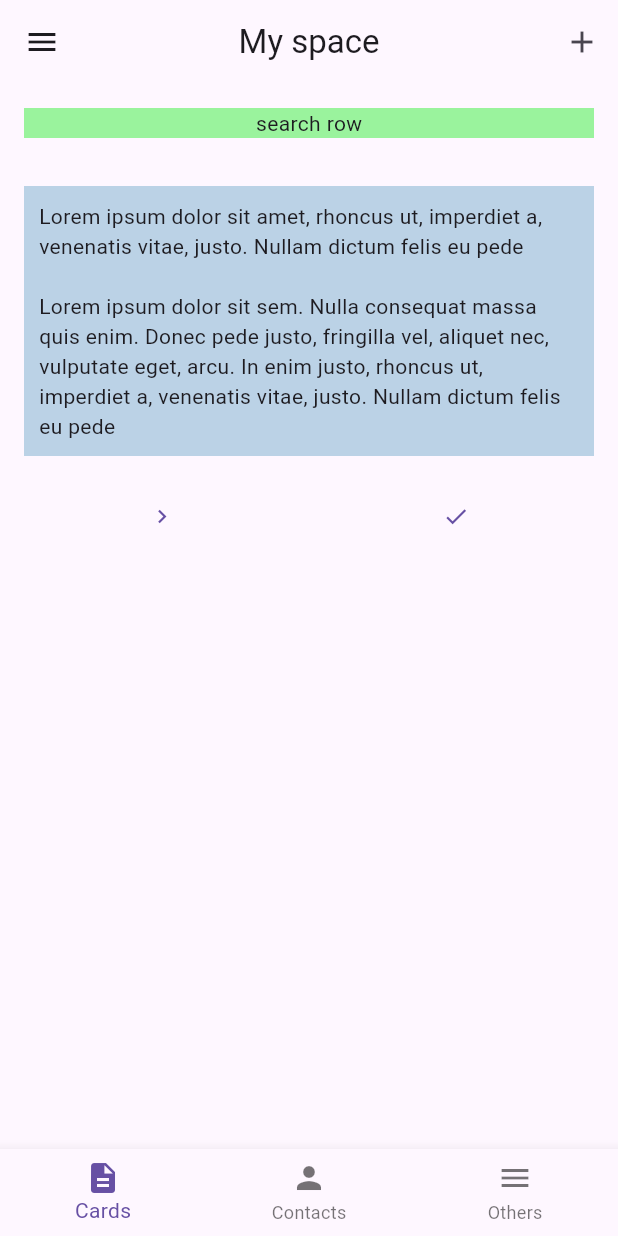
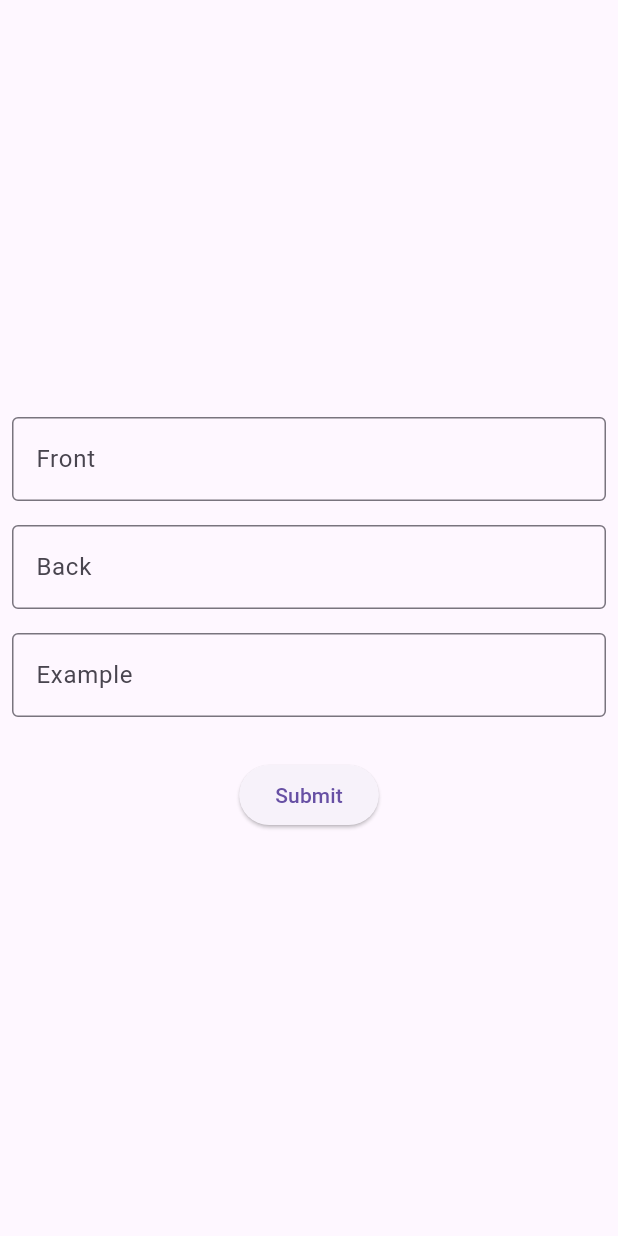
Before and after one commit to mkizhevsk/tf_mobile, a Flutter app: the screen it shows after launch, after a tap on the "add" icon, on a phone screen of 412 x 824 dp. Run offline on Flutter 3.47's test engine with Material 3 defaults, Android fonts, the phone set to English and light mode, and no system bars; our stand-ins replace sqflite; accounts and stored records are empty.

Commit message:
some changes

```diff
--- /dev/null
+++ b/lib/assets/constants.dart
@@ -0,0 +1,5 @@
+const String idType = "INTEGER PRIMARY KEY AUTOINCREMENT";
+const String textTypeNullable = "TEXT";
+const String textType = "TEXT NOT NULL";
+const String intTypeNullable = "INTEGER";
+const String boolType = "BOOLEAN NOT NULL";
--- a/lib/database/app_database.dart
+++ b/lib/database/app_database.dart
@@ -1,6 +1,8 @@
 import 'package:sqflite/sqflite.dart';
 import 'package:path/path.dart';
 import 'package:tf_mobile/model/task.dart';
+import 'package:tf_mobile/model/card.dart';
+import 'package:tf_mobile/assets/constants.dart' as constants;
 
 const String fileName = "tasks_database.db";
 
@@ -19,12 +21,23 @@ class AppDatabase {
 
   Future _createDB(Database db, int version) async {
     await db.execute('''
-      CREATE TABLE $tableName (
-        $idField $idType,
-        $titleField $textType,
-        $descriptionField $textTypeNullable,
-        $dueDateField $textType,
-        $isDoneField $boolType
+      CREATE TABLE $taskTableName (
+        $taskIdField ${constants.idType},
+        $taskTitleField ${constants.textType},
+        $taskDescriptionField ${constants.textTypeNullable},
+        $taskDueDateField ${constants.textType},
+        $taskIsDoneField ${constants.boolType}
+      )
+    ''');
+    await db.execute('''
+      CREATE TABLE $cardTableName (
+        $cardIdField ${constants.idType},
+        $cardInternalCodeField ${constants.textType},
+        $cardEditDateTimeField ${constants.textType},
+        $cardFrontField ${constants.textTypeNullable},
+        $cardBackField ${constants.textTypeNullable},
+        $cardExampleField ${constants.textTypeNullable},
+        $cardStatusField ${constants.intTypeNullable}
       )
     ''');
   }
@@ -35,31 +48,64 @@ class AppDatabase {
     return await openDatabase(path, version: 1, onCreate: _createDB);
   }
 
+  // Card
+  Future<CardEntity> createCard(CardEntity card) async {
+    final db = await instance.database;
+    final id = await db.insert(cardTableName, card.toJson());
+    return card.copyWith(id: id);
+  }
+
+  Future<CardEntity> getCard(int cardId) async {
+    final db = await instance.database;
+    final result =
+        await db.query(cardTableName, where: 'id = ?', whereArgs: [cardId]);
+    return result.map((json) => CardEntity.fromJson(json)).first;
+  }
+
+  Future<List<CardEntity>> getCards() async {
+    final db = await instance.database;
+    final result =
+        await db.query(cardTableName, orderBy: "$cardEditDateTimeField DESC");
+    return result.map((json) => CardEntity.fromJson(json)).toList();
+  }
+
+  Future<int> updateCard(CardEntity card) async {
+    final db = await instance.database;
+    return await db.update(
+      cardTableName,
+      card.toJson(),
+      where: "$cardIdField = ?",
+      whereArgs: [card.id],
+    );
+  }
+
+  // Task
   Future<Task> createTask(Task task) async {
     final db = await instance.database;
-    final id = await db.insert(tableName, task.toJson());
+    final id = await db.insert(taskTableName, task.toJson());
     return task.copyWith(id: id);
   }
 
   Future<Task> getTask(int taskId) async {
     final db = await instance.database;
-    final result = await db.query(tableName,
-        where: 'id = ?', whereArgs: [taskId]); //(tableName, task.toJson());
+    final result =
+        await db.query(taskTableName, where: 'id = ?', whereArgs: [taskId]);
     return result.map((json) => Task.fromJson(json)).first;
   }
 
-  Future<List<Task>> readAllTasks() async {
+  Future<List<Task>> getTasks() async {
     final db = await instance.database;
-    final result = await db.query(tableName, orderBy: "$dueDateField DESC");
+    final result =
+        await db.query(taskTableName, orderBy: "$taskDueDateField DESC");
     return result.map((json) => Task.fromJson(json)).toList();
   }
 
   Future<int> updateTask(Task task) async {
     final db = await instance.database;
     return await db.update(
-      tableName,
+      taskTableName,
       task.toJson(),
-      where: "$idField = ?",
+      where: "$taskIdField = ?",
       whereArgs: [task.id],
     );
   }
--- a/lib/model/card.dart
+++ b/lib/model/card.dart
@@ -1,40 +1,40 @@
-import 'package:flutter/foundation.dart';
+//import 'package:flutter/foundation.dart';
 
-const String tableName = "card";
+const String cardTableName = "card";
 
-const String idField = "id";
-const String internalCodeField = "internal_code";
-const String editDateTimeField = "edit_date_time";
-const String frontField = "front";
-const String backField = "back";
-const String exampleField = "example";
-const String statusField = "status";
+const String cardIdField = "id";
+const String cardInternalCodeField = "internal_code";
+const String cardEditDateTimeField = "edit_date_time";
+const String cardFrontField = "front";
+const String cardBackField = "back";
+const String cardExampleField = "example";
+const String cardStatusField = "status";
 
 const List<String> cardColumns = [
-  idField,
-  internalCodeField,
-  editDateTimeField,
-  frontField,
-  backField,
-  exampleField,
-  statusField,
+  cardIdField,
+  cardInternalCodeField,
+  cardEditDateTimeField,
+  cardFrontField,
+  cardBackField,
+  cardExampleField,
+  cardStatusField,
 ];
 
-const String idType = "INTEGER PRIMARY KEY AUTOINCREMENT";
-const String textTypeNullable = "TEXT";
-const String textType = "TEXT NOT NULL";
-const String intType = "INTEGER";
+// const String idType = "INTEGER PRIMARY KEY AUTOINCREMENT";
+// const String textTypeNullable = "TEXT";
+// const String textType = "TEXT NOT NULL";
+//
 
-class Card {
+class CardEntity {
   int? id;
-  late String internalCode;
-  late DateTime editDateTime;
+  String internalCode;
+  DateTime editDateTime;
   String? front;
   String? back;
   String? example;
-  int? status;
+  int? status; // Состояние: 0 - не выучено, 1 - выучено
 
-  Card({
+  CardEntity({
     this.id,
     required this.internalCode,
     required this.editDateTime,
@@ -44,27 +44,27 @@ class Card {
     this.status,
   });
 
-  static Card fromJson(Map<String, dynamic> json) => Card(
-        id: json[idField] as int?,
-        internalCode: json[internalCodeField] as String,
-        editDateTime: DateTime.parse(json[editDateTimeField] as String),
-        front: json[frontField] as String?,
-        back: json[backField] as String?,
-        example: json[exampleField] as String?,
-        status: json[statusField] as int?,
+  static CardEntity fromJson(Map<String, dynamic> json) => CardEntity(
+        id: json[cardIdField] as int?,
+        internalCode: json[cardInternalCodeField] as String,
+        editDateTime: DateTime.parse(json[cardEditDateTimeField] as String),
+        front: json[cardFrontField] as String?,
+        back: json[cardBackField] as String?,
+        example: json[cardExampleField] as String?,
+        status: json[cardStatusField] as int?,
       );
 
   Map<String, dynamic> toJson() => {
-        idField: id,
-        internalCodeField: internalCode,
-        editDateTimeField: editDateTime.toIso8601String(),
-        frontField: front,
-        backField: back,
-        exampleField: example,
-        statusField: status,
+        cardIdField: id,
+        cardInternalCodeField: internalCode,
+        cardEditDateTimeField: editDateTime.toIso8601String(),
+        cardFrontField: front,
+        cardBackField: back,
+        cardExampleField: example,
+        cardStatusField: status,
       };
 
-  Card copyWith({
+  CardEntity copyWith({
     int? id,
     String? internalCode,
     DateTime? editDateTime,
@@ -73,7 +73,7 @@ class Card {
     String? example,
     int? status,
   }) =>
-      Card(
+      CardEntity(
         id: id ?? this.id,
         internalCode: internalCode ?? this.internalCode,
         editDateTime: editDateTime ?? this.editDateTime,
@@ -85,6 +85,6 @@ class Card {
 
   @override
   String toString() {
-    return '$id, $internalCode, $, $dueDate, $isDone';
+    return '$id, $internalCode, $editDateTime, $front, $back, $example, $status';
   }
 }
--- a/lib/model/task.dart
+++ b/lib/model/task.dart
@@ -1,23 +1,18 @@
-const String tableName = "tasks";
+const String taskTableName = "tasks";
 
-const String idField = "id";
-const String titleField = "title";
-const String descriptionField = "description";
-const String dueDateField = "due_date";
-const String isDoneField = "is_done";
+const String taskIdField = "id";
+const String taskTitleField = "title";
+const String taskDescriptionField = "description";
+const String taskDueDateField = "due_date";
+const String taskIsDoneField = "is_done";
 
 const List<String> taskColumns = [
-  idField,
-  titleField,
-  descriptionField,
-  dueDateField,
-  isDoneField,
+  taskIdField,
+  taskTitleField,
+  taskDescriptionField,
+  taskDueDateField,
+  taskIsDoneField,
 ];
-
-const String boolType = "BOOLEAN NOT NULL";
-const String idType = "INTEGER PRIMARY KEY AUTOINCREMENT";
-const String textTypeNullable = "TEXT";
-const String textType = "TEXT NOT NULL";
 
 class Task {
   int? id;
@@ -35,19 +30,19 @@ class Task {
   });
 
   static Task fromJson(Map<String, dynamic> json) => Task(
-        id: json[idField] as int?,
-        title: json[titleField] as String,
-        description: json[descriptionField] as String?,
-        dueDate: DateTime.parse(json[dueDateField] as String),
-        isDone: json[isDoneField] == 1,
+        id: json[taskIdField] as int?,
+        title: json[taskTitleField] as String,
+        description: json[taskDescriptionField] as String?,
+        dueDate: DateTime.parse(json[taskDueDateField] as String),
+        isDone: json[taskIsDoneField] == 1,
       );
 
   Map<String, dynamic> toJson() => {
-        idField: id,
-        titleField: title,
-        descriptionField: description,
-        dueDateField: dueDate.toIso8601String(),
-        isDoneField: isDone ? 1 : 0,
+        taskIdField: id,
+        taskTitleField: title,
+        taskDescriptionField: description,
+        taskDueDateField: dueDate.toIso8601String(),
+        taskIsDoneField: isDone ? 1 : 0,
       };
 
   Task copyWith({
--- /dev/null
+++ b/lib/screens/card_form.dart
@@ -0,0 +1,88 @@
+import 'package:flutter/material.dart';
+import 'package:tf_mobile/screens/cards.dart';
+import 'package:tf_mobile/database/app_database.dart';
+import 'package:tf_mobile/model/card.dart';
+
+class CardForm extends StatefulWidget {
+  int cardId;
+
+  CardForm(this.cardId);
+
+  @override
+  State<StatefulWidget> createState() => _CardFormState();
+}
+
+class _CardFormState extends State<CardForm> {
+  final AppDatabase db = AppDatabase.instance;
+  TextEditingController _front = new TextEditingController();
+  TextEditingController _back = new TextEditingController();
+  TextEditingController _example = new TextEditingController();
+
+  @override
+  Widget build(BuildContext context) {
+    print('cardId ${widget.cardId}');
+
+    return Scaffold(
+      body: Column(
+        mainAxisAlignment: MainAxisAlignment.center,
+        children: [
+          Padding(
+            padding: const EdgeInsets.all(8.0),
+            child: TextField(
+              controller: _front,
+              decoration: const InputDecoration(
+                border: OutlineInputBorder(),
+                labelText: 'Front',
+              ),
+            ),
+          ),
+          Padding(
+            padding: const EdgeInsets.all(8.0),
+            child: TextField(
+              controller: _back,
+              decoration: const InputDecoration(
+                border: OutlineInputBorder(),
+                labelText: 'Back',
+              ),
+            ),
+          ),
+          Padding(
+            padding: const EdgeInsets.all(8.0),
+            child: TextField(
+              controller: _example,
+              decoration: const InputDecoration(
+                border: OutlineInputBorder(),
+                labelText: 'Example',
+              ),
+            ),
+          ),
+          const SizedBox(
+            height: 20,
+          ),
+          ElevatedButton(
+              onPressed: () {
+                if (widget.cardId == 0) {
+                  var card = CardEntity(
+                    internalCode: '123456',
+                    editDateTime: DateTime.now(),
+                    front: _front.text,
+                    back: _back.text,
+                    example: _example.text,
+                    status: 0,
+                  );
+                  db.createCard(card);
+                } else {}
+
+                //_front.text, _back.value, _example.text
+
+                Navigator.of(context).push(
+                  MaterialPageRoute(builder: (context) => CardTab()),
+                );
+                //CardTab();
+              },
+              child: Text('Submit')),
+        ],
+      ),
+    );
+  }
+}
--- a/lib/screens/cards.dart
+++ b/lib/screens/cards.dart
@@ -1,6 +1,7 @@
 import 'package:flutter/material.dart';
 import 'package:tf_mobile/database/app_database.dart';
-import 'package:tf_mobile/model/task.dart';
+// import 'package:tf_mobile/model/task.dart';
+import 'package:tf_mobile/screens/card_form.dart';
 
 class CardTab extends StatefulWidget {
   const CardTab({super.key});
@@ -17,9 +18,9 @@ class CardTabState extends State<CardTab> {
   void initState() {
     super.initState();
 
-    var tasks = db
-        .readAllTasks()
-        .then((tasks) => {print('initState ' + tasks.length.toString())});
+    var cards = db
+        .getCards()
+        .then((value) => {print('initState cards ' + value.length.toString())});
   }
 
   @override
@@ -45,15 +46,18 @@ class CardTabState extends State<CardTab> {
                 cardsNumber++;
                 print(cardsNumber);
 
-                var task = Task(
-                  title: 'title $cardsNumber',
-                  description: 'description $cardsNumber',
-                  dueDate: DateTime.now(),
-                  isDone: false,
-                );
-                db.createTask(task);
+                Navigator.of(context)
+                    .push(MaterialPageRoute(builder: (context) => CardForm(0)));
 
-                db.readAllTasks().then((tasks) => {print(tasks.length)});
+                // var task = Task(
+                //   title: 'title $cardsNumber',
+                //   description: 'description $cardsNumber',
+                //   dueDate: DateTime.now(),
+                //   isDone: false,
+                // );
+                // db.createTask(task);
+
+                // db.getTasks().then((tasks) => {print(tasks.length)});
               });
             },
           ),
@@ -117,20 +121,23 @@ class CardRow extends StatelessWidget {
   Widget build(BuildContext context) {
     final AppDatabase db = AppDatabase.instance;
 
+    db.getCards().then((value) => print('cards ${value.length}'));
+
     return InkWell(
       onLongPress: () {
         print('onLongPress');
 
-        // var task = getTask(1);
-        // task.then((value) => value.title = 'newTit')
-        db.readAllTasks().then((tasks) {
-          var task = tasks[1];
-          print(task);
-          task.title = 'ssss2';
-          db.updateTask(task);
-          db.readAllTasks().then((newTasks) => print(newTasks[1]));
-          db.getTask(15).then((value) => print(value));
-        });
+        Navigator.of(context)
+            .push(MaterialPageRoute(builder: (context) => CardForm(1)));
+
+        // db.getTasks().then((tasks) {
+        //   var task = tasks[1];
+        //   print(task);
+        //   task.title = 'ssss2';
+        //   db.updateTask(task);
+        //   db.getTasks().then((newTasks) => print(newTasks[1]));
+        //   db.getTask(15).then((value) => print(value));
+        // });
       },
       child: Ink(
         color: const Color.fromARGB(255, 187, 210, 230),
```
